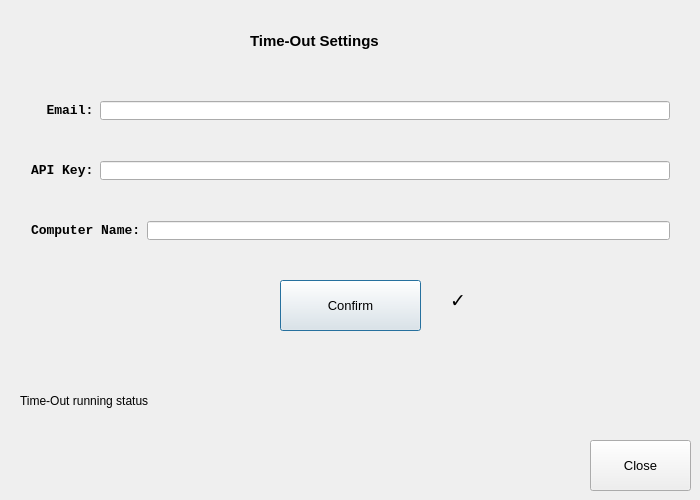
The window that timepie/dialog.ui (wensheng/timeout) describes before a commit, drawn with Qt 5.
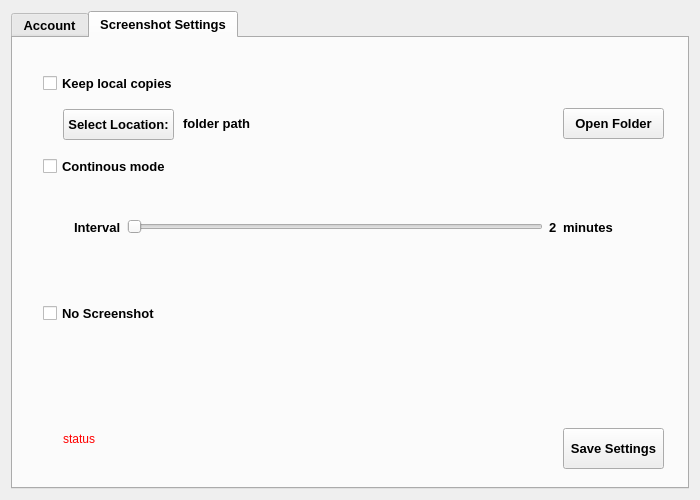
The same window after the commit.

Diff of the .ui file:
```diff
--- a/timepie/dialog.ui
+++ b/timepie/dialog.ui
@@ -58,12 +58,22 @@
   <property name="windowTitle">
    <string>TMController</string>
   </property>
+  <layout class="QVBoxLayout" name="verticalLayout">
+   <item>
+    <widget class="QTabWidget" name="tabWidget">
+     <property name="currentIndex">
+      <number>1</number>
+     </property>
+     <widget class="QWidget" name="tab">
+      <attribute name="title">
+       <string>Account</string>
+      </attribute>
   <widget class="QLabel" name="label">
    <property name="geometry">
     <rect>
-     <x>250</x>
+         <x>240</x>
      <y>20</y>
-     <width>251</width>
+         <width>191</width>
      <height>41</height>
     </rect>
    </property>
@@ -76,14 +86,59 @@
     </font>
    </property>
    <property name="text">
-    <string>Time-Out Settings</string>
+        <string>pertime.org Account Info</string>
    </property>
   </widget>
   <widget class="QWidget" name="layoutWidget">
    <property name="geometry">
     <rect>
-     <x>20</x>
-     <y>150</y>
+         <x>10</x>
+         <y>80</y>
+         <width>661</width>
+         <height>41</height>
+        </rect>
+       </property>
+       <layout class="QHBoxLayout" name="horizontalLayout">
+        <item>
+         <widget class="QLabel" name="label_2">
+          <property name="font">
+           <font>
+            <family>Courier New</family>
+            <pointsize>10</pointsize>
+            <weight>75</weight>
+            <bold>true</bold>
+           </font>
+          </property>
+          <property name="text">
+           <string>  Email:</string>
+          </property>
+         </widget>
+        </item>
+        <item>
+         <widget class="QLineEdit" name="emailEdit">
+          <property name="sizePolicy">
+           <sizepolicy hsizetype="Expanding" vsizetype="Expanding">
+            <horstretch>0</horstretch>
+            <verstretch>0</verstretch>
+           </sizepolicy>
+          </property>
+          <property name="font">
+           <font>
+            <family>Tahoma</family>
+            <pointsize>10</pointsize>
+            <weight>50</weight>
+            <bold>false</bold>
+           </font>
+          </property>
+         </widget>
+        </item>
+       </layout>
+      </widget>
+      <widget class="QWidget" name="layoutWidget">
+       <property name="geometry">
+        <rect>
+         <x>10</x>
+         <y>130</y>
      <width>661</width>
      <height>41</height>
     </rect>
@@ -124,11 +179,56 @@
     </item>
    </layout>
   </widget>
+      <widget class="QWidget" name="layoutWidget">
+       <property name="geometry">
+        <rect>
+         <x>10</x>
+         <y>180</y>
+         <width>661</width>
+         <height>41</height>
+        </rect>
+       </property>
+       <layout class="QHBoxLayout" name="horizontalLayout_3">
+        <item>
+         <widget class="QLabel" name="label_4">
+          <property name="font">
+           <font>
+            <family>Courier New</family>
+            <pointsize>10</pointsize>
+            <weight>75</weight>
+            <bold>true</bold>
+           </font>
+          </property>
+          <property name="text">
+           <string>Computer Name:</string>
+          </property>
+         </widget>
+        </item>
+        <item>
+         <widget class="QLineEdit" name="computernameEdit">
+          <property name="sizePolicy">
+           <sizepolicy hsizetype="Expanding" vsizetype="Expanding">
+            <horstretch>0</horstretch>
+            <verstretch>0</verstretch>
+           </sizepolicy>
+          </property>
+          <property name="font">
+           <font>
+            <family>Tahoma</family>
+            <pointsize>10</pointsize>
+            <weight>50</weight>
+            <bold>false</bold>
+           </font>
+          </property>
+         </widget>
+        </item>
+       </layout>
+      </widget>
   <widget class="QPushButton" name="confirmButton">
    <property name="geometry">
     <rect>
-     <x>280</x>
-     <y>280</y>
+         <x>200</x>
+         <y>240</y>
      <width>141</width>
      <height>51</height>
     </rect>
@@ -145,100 +245,14 @@
     <string>Confirm</string>
    </property>
   </widget>
-  <widget class="QPushButton" name="closeButton">
-   <property name="geometry">
-    <rect>
-     <x>590</x>
-     <y>440</y>
-     <width>101</width>
-     <height>51</height>
-    </rect>
-   </property>
-   <property name="font">
-    <font>
-     <family>Tahoma</family>
-     <pointsize>10</pointsize>
-     <weight>50</weight>
-     <bold>false</bold>
-    </font>
-   </property>
-   <property name="text">
-    <string>Close</string>
-   </property>
-  </widget>
-  <widget class="QWidget" name="layoutWidget">
-   <property name="geometry">
-    <rect>
-     <x>20</x>
-     <y>90</y>
-     <width>661</width>
-     <height>41</height>
-    </rect>
-   </property>
-   <layout class="QHBoxLayout" name="horizontalLayout">
-    <item>
-     <widget class="QLabel" name="label_2">
-      <property name="font">
-       <font>
-        <family>Courier New</family>
-        <pointsize>10</pointsize>
-        <weight>75</weight>
-        <bold>true</bold>
-       </font>
-      </property>
-      <property name="text">
-       <string>  Email:</string>
-      </property>
-     </widget>
-    </item>
-    <item>
-     <widget class="QLineEdit" name="emailEdit">
-      <property name="sizePolicy">
-       <sizepolicy hsizetype="Expanding" vsizetype="Expanding">
-        <horstretch>0</horstretch>
-        <verstretch>0</verstretch>
-       </sizepolicy>
-      </property>
-      <property name="font">
-       <font>
-        <family>Tahoma</family>
-        <pointsize>10</pointsize>
-        <weight>50</weight>
-        <bold>false</bold>
-       </font>
-      </property>
-     </widget>
-    </item>
-   </layout>
-  </widget>
-  <widget class="QLabel" name="isrunningLabel">
-   <property name="geometry">
-    <rect>
-     <x>20</x>
-     <y>380</y>
-     <width>251</width>
-     <height>41</height>
-    </rect>
-   </property>
-   <property name="font">
-    <font>
-     <pointsize>9</pointsize>
-     <weight>50</weight>
-     <bold>false</bold>
-    </font>
-   </property>
-   <property name="text">
-    <string>Time-Out running status</string>
-   </property>
-  </widget>
   <widget class="QLabel" name="confirmedLabel">
    <property name="enabled">
     <bool>true</bool>
    </property>
    <property name="geometry">
     <rect>
-     <x>450</x>
-     <y>280</y>
+         <x>370</x>
+         <y>240</y>
      <width>61</width>
      <height>41</height>
     </rect>
@@ -253,38 +267,34 @@
     <string>✓</string>
    </property>
   </widget>
-  <widget class="QWidget" name="layoutWidget">
+      <widget class="QLabel" name="isrunningLabel">
    <property name="geometry">
     <rect>
-     <x>20</x>
-     <y>210</y>
-     <width>661</width>
+         <x>0</x>
+         <y>400</y>
+         <width>251</width>
      <height>41</height>
     </rect>
    </property>
-   <layout class="QHBoxLayout" name="horizontalLayout_3">
-    <item>
-     <widget class="QLabel" name="label_4">
       <property name="font">
        <font>
-        <family>Courier New</family>
-        <pointsize>10</pointsize>
-        <weight>75</weight>
-        <bold>true</bold>
+         <pointsize>9</pointsize>
+         <weight>50</weight>
+         <bold>false</bold>
        </font>
       </property>
       <property name="text">
-       <string>Computer Name:</string>
-      </property>
-     </widget>
-    </item>
-    <item>
-     <widget class="QLineEdit" name="computernameEdit">
-      <property name="sizePolicy">
-       <sizepolicy hsizetype="Expanding" vsizetype="Expanding">
-        <horstretch>0</horstretch>
-        <verstretch>0</verstretch>
-       </sizepolicy>
+        <string>Time-Out running status</string>
+       </property>
+      </widget>
+      <widget class="QPushButton" name="closeButton">
+       <property name="geometry">
+        <rect>
+         <x>570</x>
+         <y>390</y>
+         <width>101</width>
+         <height>51</height>
+        </rect>
       </property>
       <property name="font">
        <font>
@@ -294,10 +304,175 @@
         <bold>false</bold>
        </font>
       </property>
-     </widget>
-    </item>
-   </layout>
-  </widget>
+       <property name="text">
+        <string>Close</string>
+       </property>
+      </widget>
+     </widget>
+     <widget class="QWidget" name="tab_2">
+      <attribute name="title">
+       <string>Screenshot Settings</string>
+      </attribute>
+      <widget class="QCheckBox" name="noScreenshotCheckBox">
+       <property name="geometry">
+        <rect>
+         <x>30</x>
+         <y>260</y>
+         <width>211</width>
+         <height>31</height>
+        </rect>
+       </property>
+       <property name="text">
+        <string>No Screenshot</string>
+       </property>
+      </widget>
+      <widget class="QCheckBox" name="keepLocalCheckBox">
+       <property name="geometry">
+        <rect>
+         <x>30</x>
+         <y>30</y>
+         <width>181</width>
+         <height>31</height>
+        </rect>
+       </property>
+       <property name="text">
+        <string>Keep local copies</string>
+       </property>
+      </widget>
+      <widget class="QPushButton" name="selectLocationPushButton">
+       <property name="geometry">
+        <rect>
+         <x>50</x>
+         <y>71</y>
+         <width>111</width>
+         <height>31</height>
+        </rect>
+       </property>
+       <property name="text">
+        <string>Select Location:</string>
+       </property>
+      </widget>
+      <widget class="QLabel" name="folderPath">
+       <property name="geometry">
+        <rect>
+         <x>170</x>
+         <y>70</y>
+         <width>361</width>
+         <height>31</height>
+        </rect>
+       </property>
+       <property name="text">
+        <string>folder path</string>
+       </property>
+      </widget>
+      <widget class="QCheckBox" name="continuousCheckBox">
+       <property name="geometry">
+        <rect>
+         <x>30</x>
+         <y>120</y>
+         <width>161</width>
+         <height>17</height>
+        </rect>
+       </property>
+       <property name="text">
+        <string>Continous mode</string>
+       </property>
+      </widget>
+      <widget class="QWidget" name="horizontalLayoutWidget">
+       <property name="geometry">
+        <rect>
+         <x>50</x>
+         <y>150</y>
+         <width>561</width>
+         <height>78</height>
+        </rect>
+       </property>
+       <layout class="QHBoxLayout" name="horizontalLayout_4">
+        <item>
+         <widget class="QLabel" name="label_6">
+          <property name="text">
+           <string>Interval</string>
+          </property>
+         </widget>
+        </item>
+        <item>
+         <widget class="QSlider" name="intervalMinutesSlider">
+          <property name="minimum">
+           <number>2</number>
+          </property>
+          <property name="maximum">
+           <number>30</number>
+          </property>
+          <property name="singleStep">
+           <number>2</number>
+          </property>
+          <property name="orientation">
+           <enum>Qt::Horizontal</enum>
+          </property>
+         </widget>
+        </item>
+        <item>
+         <widget class="QLabel" name="intervalMinutesLabel">
+          <property name="text">
+           <string>2</string>
+          </property>
+         </widget>
+        </item>
+        <item>
+         <widget class="QLabel" name="label_5">
+          <property name="text">
+           <string>minutes</string>
+          </property>
+         </widget>
+        </item>
+       </layout>
+      </widget>
+      <widget class="QPushButton" name="screenshotSettingsOKButton">
+       <property name="geometry">
+        <rect>
+         <x>550</x>
+         <y>390</y>
+         <width>101</width>
+         <height>41</height>
+        </rect>
+       </property>
+       <property name="text">
+        <string>Save Settings</string>
+       </property>
+      </widget>
+      <widget class="QLabel" name="screenshotSettingsLabel">
+       <property name="geometry">
+        <rect>
+         <x>50</x>
+         <y>370</y>
+         <width>461</width>
+         <height>61</height>
+        </rect>
+       </property>
+       <property name="styleSheet">
+        <string notr="true">color:rgb(255, 0, 0);</string>
+       </property>
+       <property name="text">
+        <string>status</string>
+       </property>
+      </widget>
+      <widget class="QPushButton" name="openFolderPushButton">
+       <property name="geometry">
+        <rect>
+         <x>550</x>
+         <y>70</y>
+         <width>101</width>
+         <height>31</height>
+        </rect>
+       </property>
+       <property name="text">
+        <string>Open Folder</string>
+       </property>
+      </widget>
+     </widget>
+    </widget>
+   </item>
+  </layout>
  </widget>
  <layoutdefault spacing="6" margin="11"/>
  <resources/>
```
Lines whose indentation alone changed are shown as unchanged.
